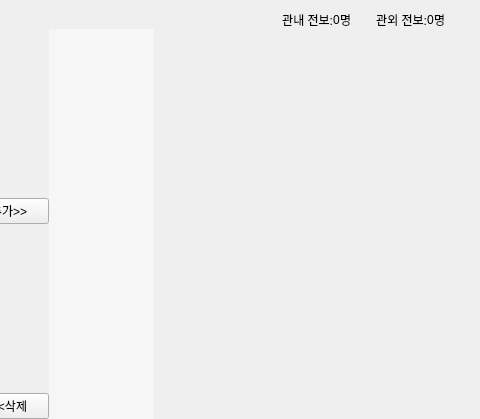
sjhan2781/py-transfer-tool, file tableWidget.ui: the form before one commit; both pictures show x 463 to 943 and y 0 to 419 of the 943 by 623 pixel window.
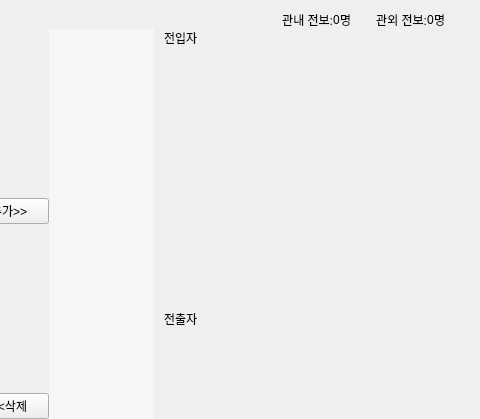
The form after the commit.

The edit to the form file:
```diff
--- a/tableWidget.ui
+++ b/tableWidget.ui
@@ -453,13 +453,20 @@
       </widget>
      </item>
      <item>
-      <layout class="QVBoxLayout" name="verticalLayout" stretch="0,0">
+      <layout class="QVBoxLayout" name="verticalLayout" stretch="0,0,0,0">
        <property name="leftMargin">
         <number>10</number>
        </property>
        <property name="rightMargin">
         <number>10</number>
        </property>
+       <item>
+        <widget class="QLabel" name="label_3">
+         <property name="text">
+          <string>전입자</string>
+         </property>
+        </widget>
+       </item>
        <item>
         <widget class="QStackedWidget" name="stackedWidget">
          <property name="sizePolicy">
@@ -470,6 +477,13 @@
          </property>
         </widget>
        </item>
+       <item>
+        <widget class="QLabel" name="label_7">
+         <property name="text">
+          <string>전출자</string>
+         </property>
+        </widget>
+       </item>
        <item>
         <widget class="QStackedWidget" name="stackedWidget_gone">
          <property name="sizePolicy">
```
